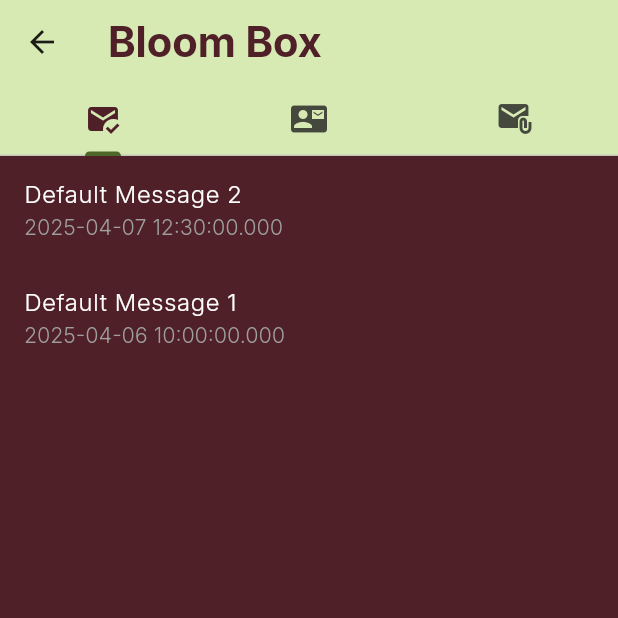
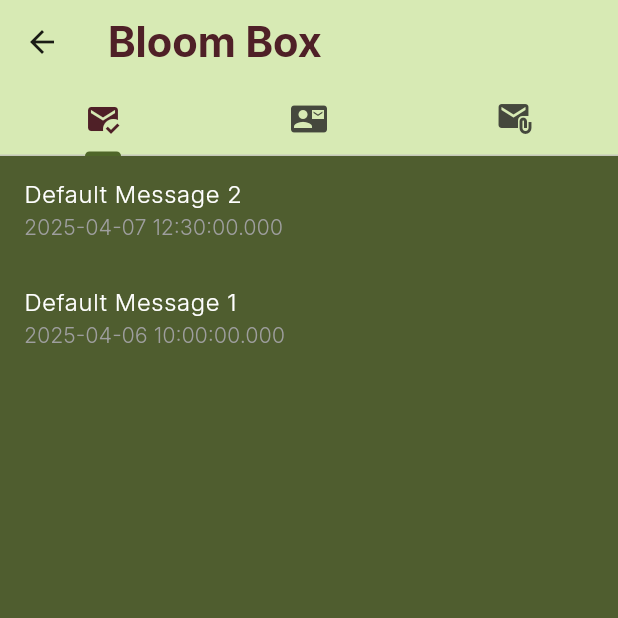
Before and after one commit to maureensanchez99/we_hack2025, a Flutter app: the MessagesPage screen opened directly, on a phone screen of 412 x 824 dp, the top half of it. Run offline on Flutter 3.47's test engine with Material 3 defaults, Android fonts, the phone set to English and light mode, and no system bars; our stand-ins replace flutter_svg, permission_handler, shared_preferences; missing offline and left inert: flutter_reactive_ble; accounts and stored records are empty.

Commit message:
Changing BG color (Brown -> Green)

```diff
--- a/lib/pages/messages_page.dart
+++ b/lib/pages/messages_page.dart
@@ -371,7 +371,7 @@ class _MessagePageState extends State<MessagesPage> with SingleTickerProviderSta
             body: TabBarView(
               children: [
                 Container(
-                  decoration: BoxDecoration(color: Color(0xFF4F2027)),
+                  decoration: BoxDecoration(color: Color(0xFF4F5D2F)),
                   child: itemsMap.isEmpty
                       ? Center(child: Text("No messages available", style: TextStyle(color: Colors.white)))
                       : ListView(
```
